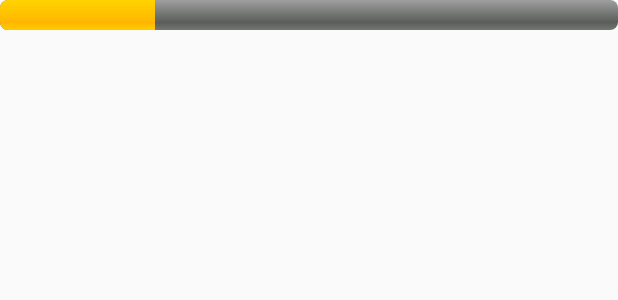
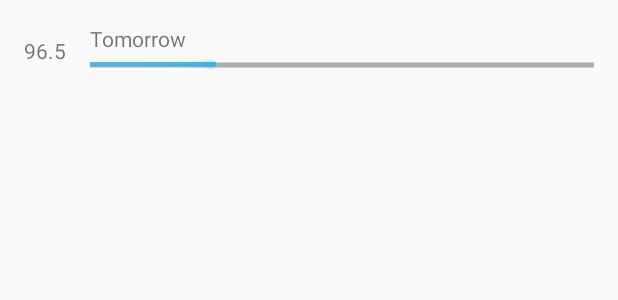
Before and after one commit to GeorgePavlidis/ImageCFS, an Android app: the layout fragment_item_list.xml on its own in the app's theme, with its tools: preview values and no code run, on a phone screen of 412 x 824 dp. Shown: the top 300 px of the screen. Run offline under Robolectric (Android 15) with nearby library versions, the phone set to English and light mode, and no system bars.

Commit message:
10-dec-17 front-end item-list and ArrayAdapter

```diff
--- a/app/src/main/java/uom/gr/imagecfs/StartActivity.java
+++ b/app/src/main/java/uom/gr/imagecfs/StartActivity.java
@@ -39,7 +39,7 @@ public class StartActivity extends AppCompatActivity {
     Boolean isOpen = false;
 
     private Uri imageUri;
-    private  Uri oldUri;
+
 
     @Override
     protected void onCreate(Bundle savedInstanceState) {
--- a/app/src/main/res/layout/fragment_item_list.xml
+++ b/app/src/main/res/layout/fragment_item_list.xml
@@ -1,9 +1,43 @@
 <?xml version="1.0" encoding="utf-8"?>
 
-<ProgressBar xmlns:android="http://schemas.android.com/apk/res/android"
-    android:id="@+id/item_bar"
-    style="@android:style/Widget.ProgressBar.Horizontal"
+
+<LinearLayout xmlns:android="http://schemas.android.com/apk/res/android"
     android:layout_width="match_parent"
     android:layout_height="wrap_content"
-    android:progress="25">
-</ProgressBar>
+    android:gravity="center_vertical"
+    android:minHeight="?android:attr/listPreferredItemHeight"
+    android:orientation="horizontal"
+    android:padding="16dp">
+
+    <TextView
+        android:id="@+id/score_textview"
+        android:layout_width="wrap_content"
+        android:layout_height="wrap_content"
+        android:text="96.5"/>
+
+    <LinearLayout
+        android:layout_height="wrap_content"
+        android:layout_width="0dp"
+        android:layout_weight="1"
+        android:orientation="vertical"
+        android:paddingLeft="16dp">
+
+        <TextView
+            android:id="@+id/description_textview"
+            android:layout_width="wrap_content"
+            android:layout_height="wrap_content"
+            android:text="Tomorrow"/>
+
+        <ProgressBar xmlns:android="http://schemas.android.com/apk/res/android"
+            android:id="@+id/item_bar"
+            style="@android:style/Widget.Holo.Light.ProgressBar.Horizontal"
+            android:layout_width="match_parent"
+            android:layout_height="wrap_content"
+            android:progress="25">
+        </ProgressBar>
+
+    </LinearLayout>
+
+
+
+</LinearLayout>
```
Also changed, not shown: app/src/main/java/uom/gr/imagecfs/FetchResponseTask.java (+116 -88 lines), app/src/main/java/uom/gr/imagecfs/MyArrayAdapter.java (+40 -86 lines), app/src/main/java/uom/gr/imagecfs/data/ImageDbHelper.java (+46 -30 lines), app/src/main/java/uom/gr/imagecfs/data/ImageEntry.java (+4 -4 lines), app/src/main/java/uom/gr/imagecfs/data/ImageProvider.java (+19 -2 lines), 1 other file.
